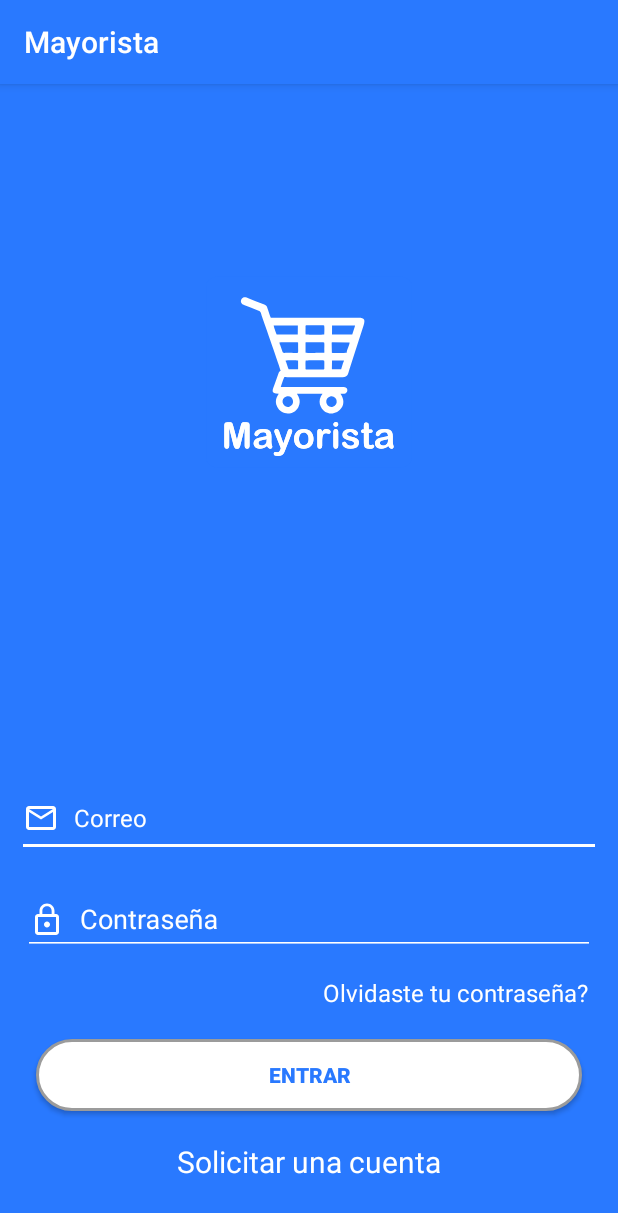
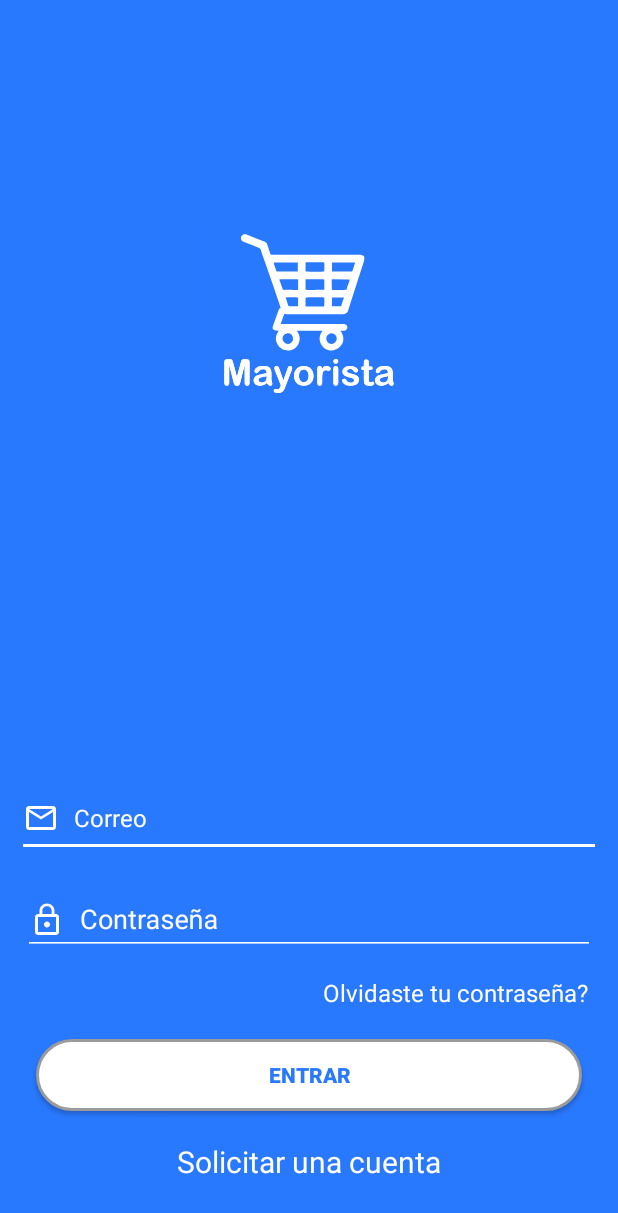
Before and after one commit to OrlandoMora963/apkCliente, an Android app: the screen it shows after launch (LoginActivity), on a phone screen of 412 x 824 dp. Shown: the top 1213 px of the screen. Run offline under Robolectric (Android 15) with nearby library versions, the phone set to English and light mode, and no system bars; our stand-ins replace Volley; libraries missing offline, so code that uses them is left out: com.auth0.android.

```diff
--- a/app/src/main/java/com/cor/frii/Login/LoginActivity.java
+++ b/app/src/main/java/com/cor/frii/Login/LoginActivity.java
@@ -56,7 +56,7 @@ public class LoginActivity extends AppCompatActivity {
 
     @Override
     protected void onCreate(Bundle savedInstanceState) {
-
+        setTheme(R.style.AppTheme_NoActionBar);
         super.onCreate(savedInstanceState);
         setContentView(R.layout.activity_login);
 
```
